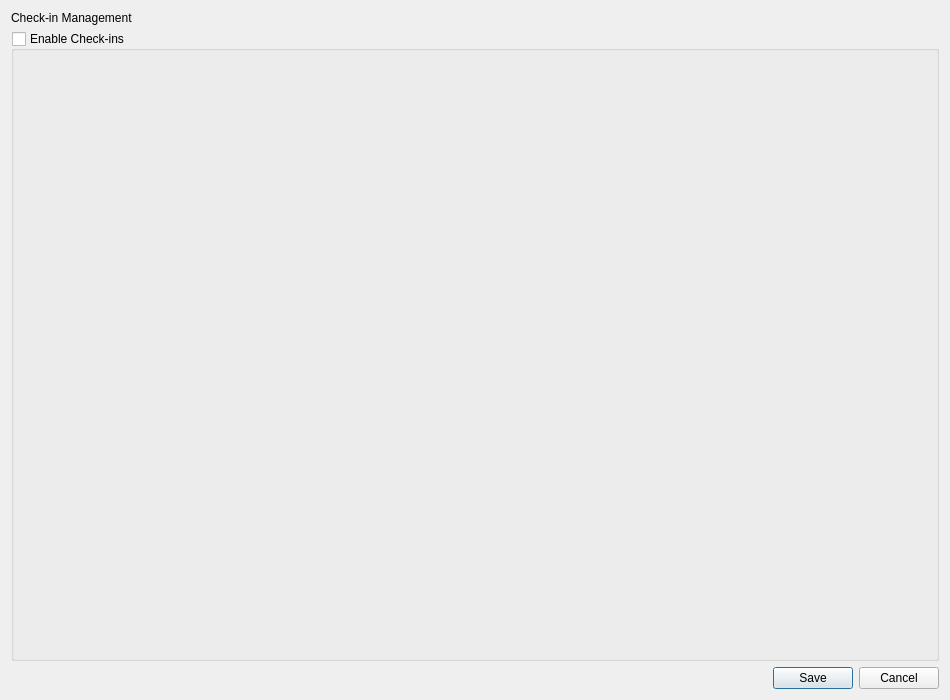
Qt form ui/designs/checkin_management_dialog.ui (Jacfogel/MHM) before a commit.
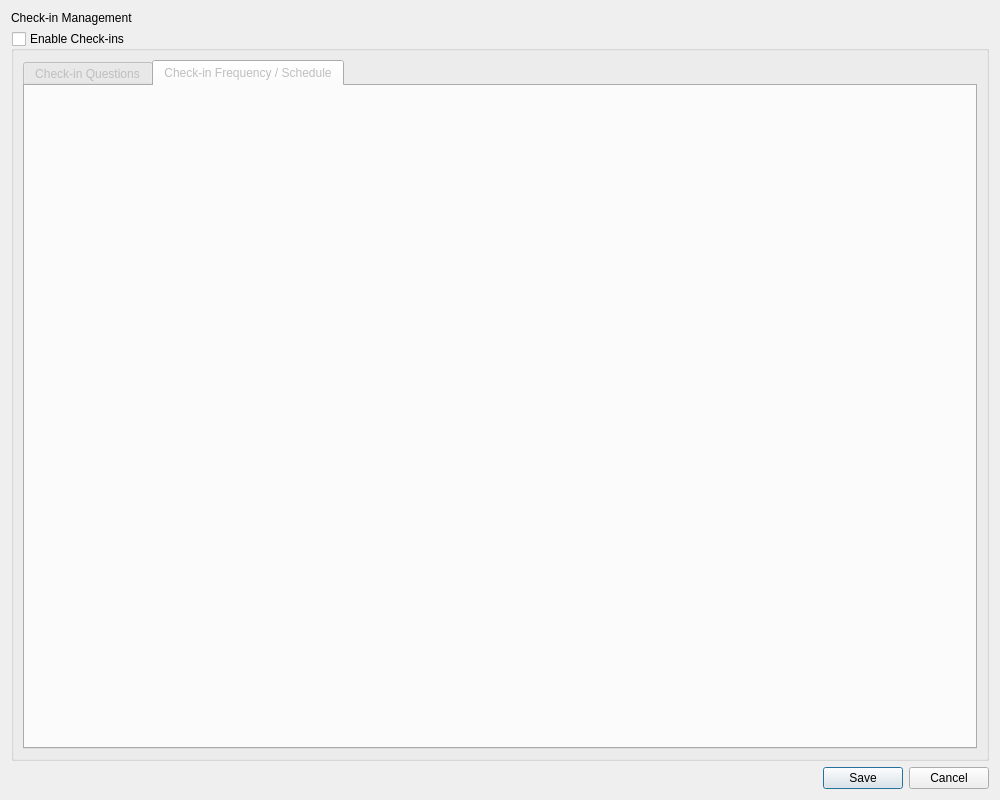
The same form after that commit. The open tabs and pages were chosen to show the change.

Diff of the .ui file:
```diff
--- a/ui/designs/checkin_management_dialog.ui
+++ b/ui/designs/checkin_management_dialog.ui
@@ -6,8 +6,8 @@
    <rect>
     <x>0</x>
     <y>0</y>
-    <width>950</width>
-    <height>700</height>
+    <width>1000</width>
+    <height>800</height>
    </rect>
   </property>
   <property name="sizePolicy">
@@ -38,12 +38,6 @@
    </item>
    <item>
     <widget class="QGroupBox" name="groupBox_checkBox_enable_checkins">
-     <property name="sizePolicy">
-      <sizepolicy hsizetype="Preferred" vsizetype="Expanding">
-       <horstretch>0</horstretch>
-       <verstretch>0</verstretch>
-      </sizepolicy>
-     </property>
      <property name="title">
       <string>Enable Check-ins</string>
      </property>
@@ -55,6 +49,16 @@
      </property>
      <layout class="QVBoxLayout" name="verticalLayout_groupBox_checkBox_enable_checkins" stretch="0">
       <item>
+       <widget class="QTabWidget" name="tabWidget_checkin_settings">
+        <property name="currentIndex">
+         <number>0</number>
+        </property>
+        <widget class="QWidget" name="tab_checkin_questions">
+         <attribute name="title">
+          <string>Check-in Questions</string>
+         </attribute>
+         <layout class="QVBoxLayout" name="verticalLayout_tab_checkin_questions">
+          <item>
        <widget class="QWidget" name="widget_placeholder_checkin_settings" native="true">
         <property name="enabled">
          <bool>true</bool>
@@ -66,6 +70,28 @@
          </sizepolicy>
         </property>
         <layout class="QVBoxLayout" name="verticalLayout_widget_placeholder_checkin_settings"/>
+           </widget>
+          </item>
+         </layout>
+        </widget>
+        <widget class="QWidget" name="tab_checkin_frequency">
+         <attribute name="title">
+          <string>Check-in Frequency / Schedule</string>
+         </attribute>
+         <layout class="QVBoxLayout" name="verticalLayout_tab_checkin_frequency">
+          <item>
+           <widget class="QWidget" name="widget_placeholder_frequency_settings" native="true">
+            <property name="sizePolicy">
+             <sizepolicy hsizetype="Preferred" vsizetype="Expanding">
+              <horstretch>0</horstretch>
+              <verstretch>0</verstretch>
+             </sizepolicy>
+            </property>
+            <layout class="QVBoxLayout" name="verticalLayout_widget_placeholder_frequency_settings"/>
+           </widget>
+          </item>
+         </layout>
+        </widget>
        </widget>
       </item>
      </layout>
```
Lines whose indentation alone changed are shown as unchanged.
